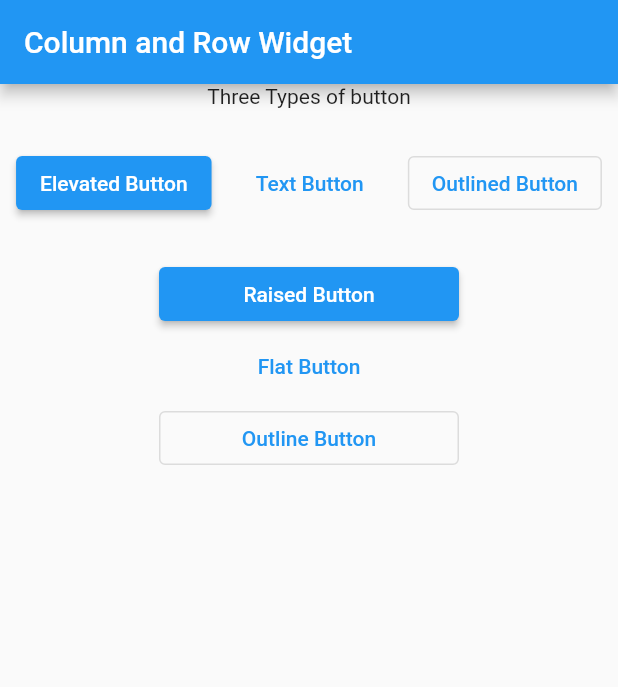
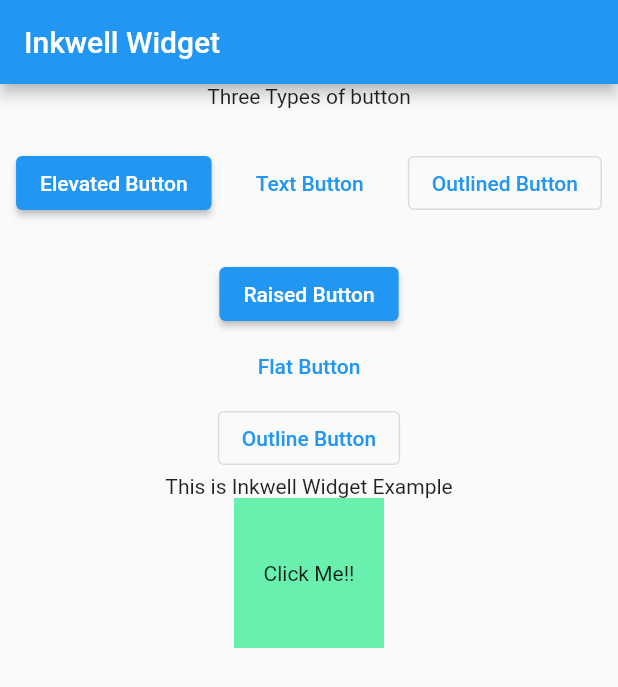
Before and after one commit to rabikrishnayadav/learn_flutter, a Flutter app: the screen it shows after launch, on a phone screen of 412 x 824 dp. Shown: the top 687 px of the screen. Run offline on Flutter 3.47's test engine with Material 2 defaults, Android fonts, the phone set to English and light mode, and no system bars.

Commit message:
Inkwell Widget

```diff
--- a/lib/main.dart
+++ b/lib/main.dart
@@ -43,12 +43,18 @@ class _MyHomePageState extends State<MyHomePage> {
   // One of the most common layout patterns is t arrange widgets vertically or horizontally.
   // You can use Row widget to arrange widgets horizontally, and a Column widget to arrange widgets vertically.
 
+  // Inkwell Widget
+  // Inkwell is the material widget in flutter
+  // It is used for give onTap option to other widget like button
+  // It responds to the touch action as performed by the user.
+  // Inkwell will respond when the user clicks it. Tap on it.
+  // There are so many gestures like double-tap, long press, tap down etc.
 
   @override
   Widget build(BuildContext context) {
     return Scaffold(
       appBar: AppBar(
-        title: const Text("Column and Row Widget"),
+        title: const Text("Inkwell Widget"),
       ),
       body: Column(
         children: [
@@ -70,11 +76,30 @@ class _MyHomePageState extends State<MyHomePage> {
               Container(
                 width: 200,
                 child: Column(
-                  crossAxisAlignment: CrossAxisAlignment.stretch,
+                  crossAxisAlignment: CrossAxisAlignment.center ,
                   children: [
                     ElevatedButton(onPressed: (){print("Elevated Button");}, child: const Text("Raised Button")),
                     TextButton(onPressed: (){print("Text Button");}, child: const Text("Flat Button")),
                     OutlinedButton(onPressed: (){print("Outlined Button");}, child: const Text("Outline Button")),
+                    const Text("This is Inkwell Widget Example"),
+                    InkWell(
+                      onTap: (){
+                        print("Inkwell pressed");
+                      },
+                      onDoubleTap: (){
+                        print("Inkwell double pressed");
+                      },
+                      onLongPress: (){
+                        print("Inkwell long pressed");
+                      },
+                      child: Container(
+                          width: 100,
+                          height: 100,
+                          color: Colors.greenAccent,
+                          child: const Center(
+                            child: Text("Click Me!!"),
+                          )),
+                    )
                   ],
                 ),
               )
```
